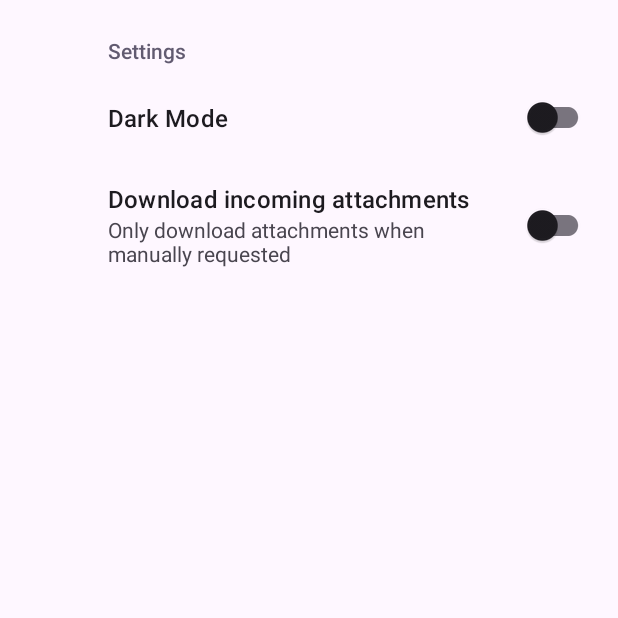
After one commit to TaylorMerwin/HuskyHaze, an Android app: the SettingsActivity screen opened directly, with no data from a screen before it, on a phone screen of 412 x 824 dp, the top half of it. The commit adds this screen. Run offline under Robolectric (Android 15) with nearby library versions, the phone set to English and light mode, and no system bars; our stand-ins replace androidx.preference.

Commit message:
Added settings template.

```diff
--- a/app/build.gradle.kts
+++ b/app/build.gradle.kts
@@ -42,6 +42,7 @@ dependencies {
     implementation(libs.material)
     implementation(libs.androidx.activity)
     implementation(libs.androidx.constraintlayout)
+    implementation(libs.androidx.preference)
     testImplementation(libs.junit)
     androidTestImplementation(libs.androidx.junit)
     androidTestImplementation(libs.androidx.espresso.core)
--- a/app/src/main/AndroidManifest.xml
+++ b/app/src/main/AndroidManifest.xml
@@ -13,6 +13,10 @@
         android:theme="@style/Theme.HuskyHaze"
         tools:targetApi="31">
         <activity
+            android:name=".SettingsActivity"
+            android:exported="false"
+            android:label="@string/title_activity_settings" />
+        <activity
             android:name=".MainActivity"
             android:exported="true">
             <intent-filter>
--- /dev/null
+++ b/app/src/main/java/edu/tacoma/uw/huskyhaze/SettingsActivity.kt
@@ -0,0 +1,26 @@
+package edu.tacoma.uw.huskyhaze
+
+import android.os.Bundle
+import androidx.appcompat.app.AppCompatActivity
+import androidx.preference.PreferenceFragmentCompat
+
+class SettingsActivity : AppCompatActivity() {
+
+    override fun onCreate(savedInstanceState: Bundle?) {
+        super.onCreate(savedInstanceState)
+        setContentView(R.layout.settings_activity)
+        if (savedInstanceState == null) {
+            supportFragmentManager
+                .beginTransaction()
+                .replace(R.id.settings, SettingsFragment())
+                .commit()
+        }
+        supportActionBar?.setDisplayHomeAsUpEnabled(true)
+    }
+
+    class SettingsFragment : PreferenceFragmentCompat() {
+        override fun onCreatePreferences(savedInstanceState: Bundle?, rootKey: String?) {
+            setPreferencesFromResource(R.xml.root_preferences, rootKey)
+        }
+    }
+}
--- /dev/null
+++ b/app/src/main/res/layout/settings_activity.xml
@@ -0,0 +1,9 @@
+<LinearLayout xmlns:android="http://schemas.android.com/apk/res/android"
+    android:layout_width="match_parent"
+    android:layout_height="match_parent">
+
+    <FrameLayout
+        android:id="@+id/settings"
+        android:layout_width="match_parent"
+        android:layout_height="match_parent" />
+</LinearLayout>
--- a/app/src/main/res/values/strings.xml
+++ b/app/src/main/res/values/strings.xml
@@ -1,3 +1,14 @@
 <resources>
     <string name="app_name">HuskyHaze</string>
+    <string name="title_activity_settings">SettingsActivity</string>
+
+    <!-- Preference Titles -->
+    <string name="settings_header">Settings</string>
+
+    <!-- Sync Preferences -->
+    <string name="theme_title">Dark Mode</string>
+    <string name="attachment_title">Download incoming attachments</string>
+    <string name="attachment_summary_on">Automatically download attachments for incoming emails
+    </string>
+    <string name="attachment_summary_off">Only download attachments when manually requested</string>
 </resources>
--- /dev/null
+++ b/app/src/main/res/xml/root_preferences.xml
@@ -0,0 +1,18 @@
+<PreferenceScreen xmlns:app="http://schemas.android.com/apk/res-auto">
+
+    <PreferenceCategory app:title="@string/settings_header">
+
+        <SwitchPreferenceCompat
+            app:key="sync"
+            app:title="@string/theme_title" />
+
+        <SwitchPreferenceCompat
+            app:dependency="sync"
+            app:key="attachment"
+            app:summaryOff="@string/attachment_summary_off"
+            app:summaryOn="@string/attachment_summary_on"
+            app:title="@string/attachment_title" />
+
+    </PreferenceCategory>
+
+</PreferenceScreen>
--- a/gradle/libs.versions.toml
+++ b/gradle/libs.versions.toml
@@ -9,6 +9,7 @@ appcompat = "1.6.1"
 material = "1.11.0"
 activity = "1.8.0"
 constraintlayout = "2.1.4"
+preference = "1.2.0"
 
 [libraries]
 androidx-core-ktx = { group = "androidx.core", name = "core-ktx", version.ref = "coreKtx" }
@@ -19,6 +20,7 @@ androidx-appcompat = { group = "androidx.appcompat", name = "appcompat", version
 material = { group = "com.google.android.material", name = "material", version.ref = "material" }
 androidx-activity = { group = "androidx.activity", name = "activity", version.ref = "activity" }
 androidx-constraintlayout = { group = "androidx.constraintlayout", name = "constraintlayout", version.ref = "constraintlayout" }
+androidx-preference = { group = "androidx.preference", name = "preference", version.ref = "preference" }
 
 [plugins]
 androidApplication = { id = "com.android.application", version.ref = "agp" }
```
Also changed, not shown: app/src/main/res/values/arrays.xml (added, +12 -0 lines).
